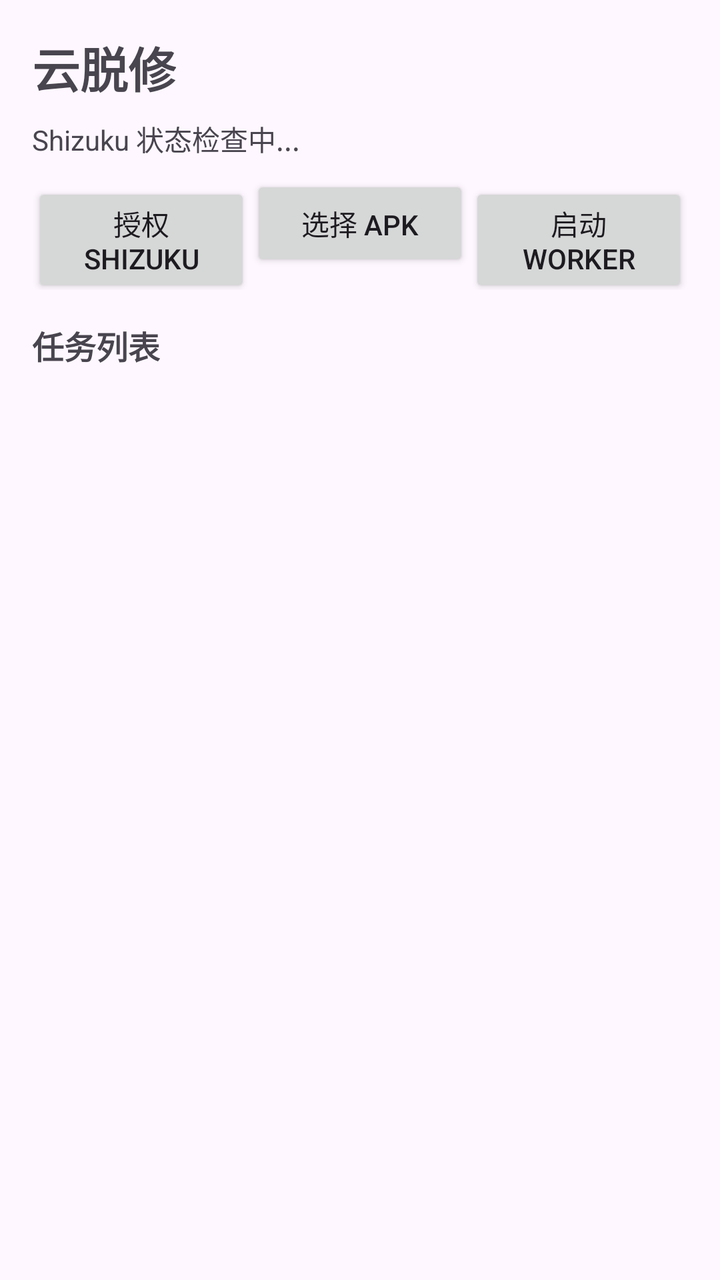
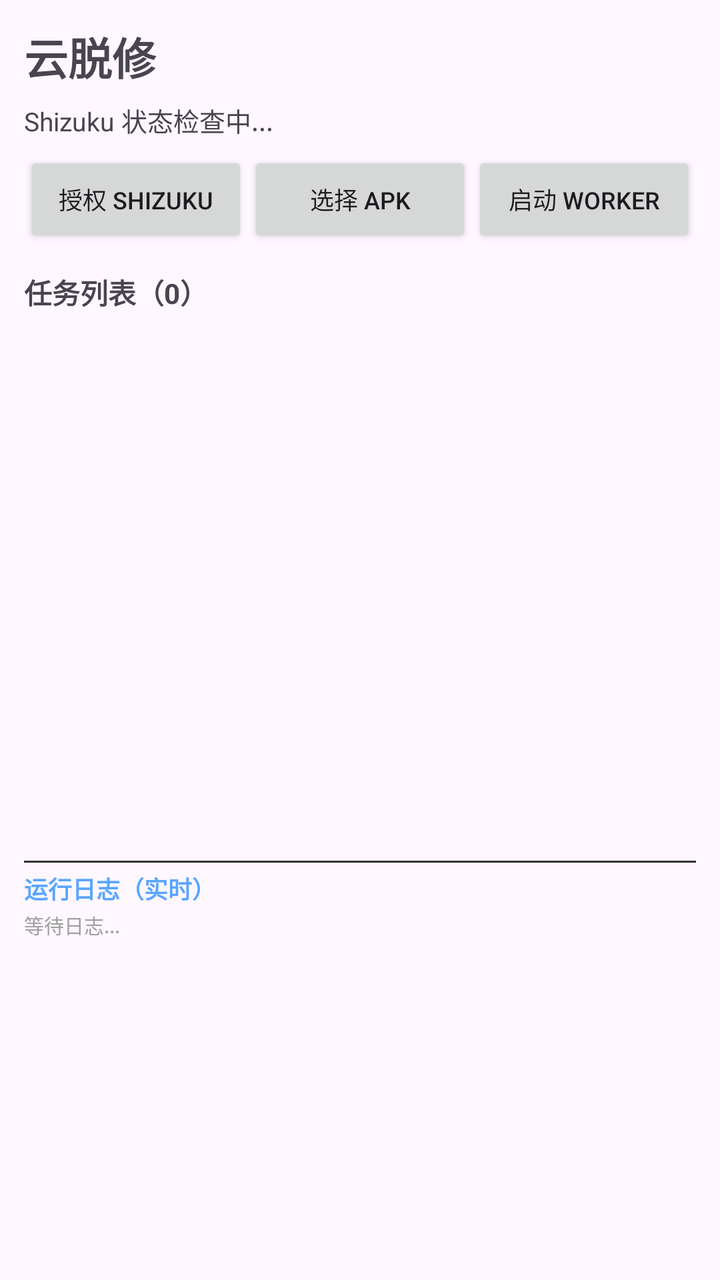

Two renders of the same Android screen: before a commit and after it. Below are the layout's source before the change and the commit's diff.
<!-- AndroidManifest.xml: application theme Theme.UnpackCloud -->
<!-- res/layout/activity_main.xml -->
<?xml version="1.0" encoding="utf-8"?>
<LinearLayout xmlns:android="http://schemas.android.com/apk/res/android"
    android:layout_width="match_parent"
    android:layout_height="match_parent"
    android:orientation="vertical"
    android:padding="16dp">

    <TextView
        android:layout_width="wrap_content"
        android:layout_height="wrap_content"
        android:text="云脱修"
        android:textSize="24sp"
        android:textStyle="bold" />

    <TextView
        android:id="@+id/tvShizuku"
        android:layout_width="match_parent"
        android:layout_height="wrap_content"
        android:text="Shizuku 状态检查中..."
        android:textSize="14sp"
        android:paddingTop="8dp"
        android:paddingBottom="8dp" />

    <LinearLayout
        android:layout_width="match_parent"
        android:layout_height="wrap_content"
        android:orientation="horizontal">

        <Button
            android:id="@+id/btnGrantShizuku"
            android:layout_width="0dp"
            android:layout_height="wrap_content"
            android:layout_weight="1"
            android:text="授权 Shizuku" />

        <Button
            android:id="@+id/btnPickApk"
            android:layout_width="0dp"
            android:layout_height="wrap_content"
            android:layout_weight="1"
            android:text="选择 APK" />

        <Button
            android:id="@+id/btnStartWorker"
            android:layout_width="0dp"
            android:layout_height="wrap_content"
            android:layout_weight="1"
            android:text="启动 Worker" />
    </LinearLayout>

    <TextView
        android:layout_width="wrap_content"
        android:layout_height="wrap_content"
        android:text="任务列表"
        android:textSize="16sp"
        android:textStyle="bold"
        android:paddingTop="16dp"
        android:paddingBottom="4dp" />

    <androidx.recyclerview.widget.RecyclerView
        android:id="@+id/rvTasks"
        android:layout_width="match_parent"
        android:layout_height="0dp"
        android:layout_weight="1" />

</LinearLayout>
<!-- resources referenced by this layout -->
<resources>
  <style name="Theme.UnpackCloud" parent="Theme.Material3.DayNight.NoActionBar" />
</resources>

<!-- the commit's change to res/layout/activity_main.xml (unified diff, before → after) -->
@@ -3,13 +3,13 @@
     android:layout_width="match_parent"
     android:layout_height="match_parent"
     android:orientation="vertical"
-    android:padding="16dp">
+    android:padding="12dp">
 
     <TextView
         android:layout_width="wrap_content"
         android:layout_height="wrap_content"
         android:text="云脱修"
-        android:textSize="24sp"
+        android:textSize="22sp"
         android:textStyle="bold" />
 
     <TextView
@@ -17,9 +17,9 @@
         android:layout_width="match_parent"
         android:layout_height="wrap_content"
         android:text="Shizuku 状态检查中..."
-        android:textSize="14sp"
-        android:paddingTop="8dp"
-        android:paddingBottom="8dp" />
+        android:textSize="13sp"
+        android:paddingTop="6dp"
+        android:paddingBottom="6dp" />
 
     <LinearLayout
         android:layout_width="match_parent"
@@ -31,6 +31,7 @@
             android:layout_width="0dp"
             android:layout_height="wrap_content"
             android:layout_weight="1"
+            android:textSize="12sp"
             android:text="授权 Shizuku" />
 
         <Button
@@ -38,6 +39,7 @@
             android:layout_width="0dp"
             android:layout_height="wrap_content"
             android:layout_weight="1"
+            android:textSize="12sp"
             android:text="选择 APK" />
 
         <Button
@@ -45,22 +47,61 @@
             android:layout_width="0dp"
             android:layout_height="wrap_content"
             android:layout_weight="1"
+            android:textSize="12sp"
             android:text="启动 Worker" />
     </LinearLayout>
 
     <TextView
+        android:id="@+id/tvTaskCount"
         android:layout_width="wrap_content"
         android:layout_height="wrap_content"
-        android:text="任务列表"
-        android:textSize="16sp"
+        android:text="任务列表（0）"
+        android:textSize="14sp"
         android:textStyle="bold"
-        android:paddingTop="16dp"
+        android:paddingTop="12dp"
         android:paddingBottom="4dp" />
 
+    
     <androidx.recyclerview.widget.RecyclerView
         android:id="@+id/rvTasks"
         android:layout_width="match_parent"
         android:layout_height="0dp"
-        android:layout_weight="1" />
+        android:layout_weight="3" />
+
+    
+    <View
+        android:layout_width="match_parent"
+        android:layout_height="1dp"
+        android:background="#333333"
+        android:layout_marginTop="8dp"
+        android:layout_marginBottom="4dp" />
+
+    
+    <TextView
+        android:id="@+id/tvLogHeader"
+        android:layout_width="match_parent"
+        android:layout_height="wrap_content"
+        android:text="运行日志（实时）"
+        android:textSize="12sp"
+        android:textStyle="bold"
+        android:textColor="#58A6FF" />
+
+    <ScrollView
+        android:id="@+id/svLog"
+        android:layout_width="match_parent"
+        android:layout_height="0dp"
+        android:layout_weight="2"
+        android:paddingTop="2dp"
+        android:scrollbars="vertical">
+
+        <TextView
+            android:id="@+id/tvLog"
+            android:layout_width="match_parent"
+            android:layout_height="wrap_content"
+            android:text="等待日志..."
+            android:textSize="10sp"
+            android:fontFamily="monospace"
+            android:textColor="#A0A0A0" />
+    </ScrollView>
 
 </LinearLayout>
